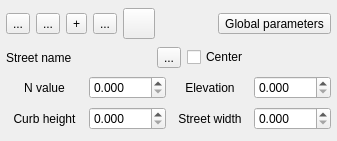
Old version of the form flo2d/ui/street_editor.ui in the repository FLO-2DSoftware/qgis-flo-2d-plugin.
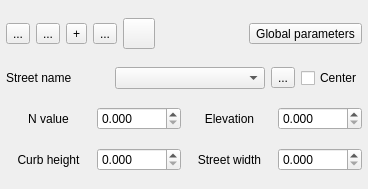
New version of the form. Icons and pictures are not drawn.

```diff
--- a/flo2d/ui/street_editor.ui
+++ b/flo2d/ui/street_editor.ui
@@ -6,8 +6,8 @@
    <rect>
     <x>0</x>
     <y>0</y>
-    <width>337</width>
-    <height>141</height>
+    <width>368</width>
+    <height>189</height>
    </rect>
   </property>
   <property name="minimumSize">
@@ -184,11 +184,27 @@
       </widget>
      </item>
      <item>
-      <layout class="QHBoxLayout" name="street_name_cbo_layout">
-       <property name="rightMargin">
-        <number>0</number>
+      <spacer name="horizontalSpacer">
+       <property name="orientation">
+        <enum>Qt::Horizontal</enum>
        </property>
-      </layout>
+       <property name="sizeHint" stdset="0">
+        <size>
+         <width>40</width>
+         <height>20</height>
+        </size>
+       </property>
+      </spacer>
+     </item>
+     <item>
+      <widget class="QComboBox" name="street_name_cbo">
+       <property name="minimumSize">
+        <size>
+         <width>150</width>
+         <height>0</height>
+        </size>
+       </property>
+      </widget>
      </item>
      <item>
       <widget class="QToolButton" name="change_street_name_btn">
```
Left out of the diff: 11 changed lines with no effect on the pictures.
